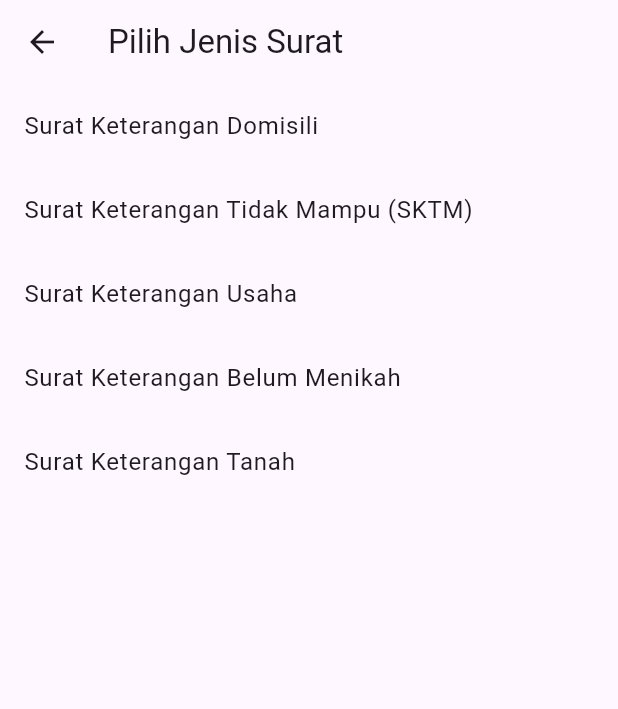
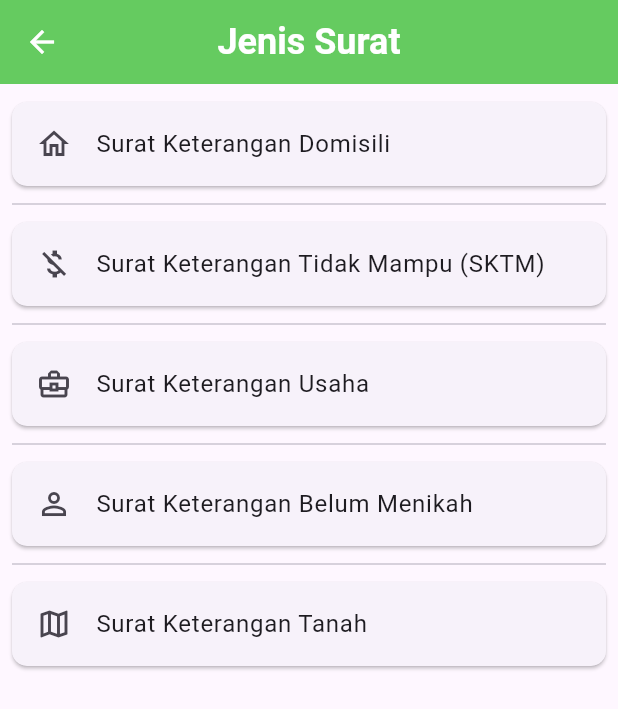
Before and after one commit to alapolaa/sipedes, a Flutter app: the DaftarSurat screen opened directly, on a phone screen of 412 x 824 dp. Shown: the top 709 px of the screen. Run offline on Flutter 3.47's test engine with Material 3 defaults, Android fonts, the phone set to English and light mode, and no system bars; our stand-ins replace carousel_slider, file_picker, flutter_screenutil, flutter_spinkit, font_awesome_flutter, shared_preferences; accounts and stored records are empty.

Commit message:
mengubah tampilan jenis surat

```diff
--- a/lib/layanan/daftar_surat.dart
+++ b/lib/layanan/daftar_surat.dart
@@ -1,4 +1,5 @@
 import 'package:flutter/material.dart';
+import 'package:sipedes/data/theme/theme.dart';
 import 'package:sipedes/layanan/belum_menikah.dart';
 import 'package:sipedes/layanan/domisili.dart';
 import 'package:sipedes/layanan/sktm.dart';
@@ -10,46 +11,108 @@ class DaftarSurat extends StatelessWidget {
   Widget build(BuildContext context) {
     return Scaffold(
       appBar: AppBar(
-        title: Text('Pilih Jenis Surat'),
+        backgroundColor: AppColor.appbar,
+        title: Text(
+          'Jenis Surat',
+          style: AppFont.duaempat.copyWith(color: AppColor.white),
+        ),
+        centerTitle: true,
+        iconTheme: IconThemeData(
+          color: Colors.white,
+        ),
       ),
       body: ListView(
+        padding: EdgeInsets.all(8.0), // Menambahkan padding pada ListView
         children: <Widget>[
-          ListTile(
-            title: Text('Surat Keterangan Domisili'),
+          Card(
+            margin: EdgeInsets.symmetric(vertical: 4.0), // Menambahkan margin pada Card
+            shape: RoundedRectangleBorder(
+              borderRadius: BorderRadius.circular(10.0),
+            ),
+            child: ListTile(
+              leading: Icon(Icons.home_outlined),
+              title: Text(
+                'Surat Keterangan Domisili',
+                style: TextStyle(fontSize: 16.0),
+              ),
               onTap: () {
-
-              Navigator.push(context, MaterialPageRoute(builder: (context)=>Domisili()));
+                Navigator.push(
+                    context, MaterialPageRoute(builder: (context) => Domisili()));
               },
             ),
-          ListTile(
-            title: Text('Surat Keterangan Tidak Mampu (SKTM)'),
+          ),
+          Divider(),
+          Card(
+            margin: EdgeInsets.symmetric(vertical: 4.0),
+            shape: RoundedRectangleBorder(
+              borderRadius: BorderRadius.circular(10.0),
+            ),
+            child: ListTile(
+              leading: Icon(Icons.money_off_outlined),
+              title: Text(
+                'Surat Keterangan Tidak Mampu (SKTM)',
+                style: TextStyle(fontSize: 16.0),
+              ),
               onTap: () {
-              // Navigasi ke halaman tambah SKTM
-              Navigator.push(context, MaterialPageRoute(builder: (context)=>Sktm()));
+                Navigator.push(
+                    context, MaterialPageRoute(builder: (context) => Sktm()));
               },
             ),
-          ListTile(
-            title: Text('Surat Keterangan Usaha'),
+          ),
+          Divider(),
+          Card(
+            margin: EdgeInsets.symmetric(vertical: 4.0),
+            shape: RoundedRectangleBorder(
+              borderRadius: BorderRadius.circular(10.0),
+            ),
+            child: ListTile(
+              leading: Icon(Icons.business_center_outlined),
+              title: Text(
+                'Surat Keterangan Usaha',
+                style: TextStyle(fontSize: 16.0),
+              ),
               onTap: () {
-              // Navigasi ke halaman tambah surat usaha
-              Navigator.push(context, MaterialPageRoute(builder: (context)=>Usaha()));
+                Navigator.push(
+                    context, MaterialPageRoute(builder: (context) => Usaha()));
               },
             ),
-          ListTile(
-            title: Text('Surat Keterangan Belum Menikah'),
+          ),
+          Divider(),
+          Card(
+            margin: EdgeInsets.symmetric(vertical: 4.0),
+            shape: RoundedRectangleBorder(
+              borderRadius: BorderRadius.circular(10.0),
+            ),
+            child: ListTile(
+              leading: Icon(Icons.person_outline),
+              title: Text(
+                'Surat Keterangan Belum Menikah',
+                style: TextStyle(fontSize: 16.0),
+              ),
               onTap: () {
-              // Navigasi ke halaman tambah surat usaha
-              Navigator.push(context, MaterialPageRoute(builder: (context)=>BelumMenikah()));
+                Navigator.push(context,
+                    MaterialPageRoute(builder: (context) => BelumMenikah()));
               },
             ),
-          ListTile(
-            title: Text('Surat Keterangan Tanah'),
+          ),
+          Divider(),
+          Card(
+            margin: EdgeInsets.symmetric(vertical: 4.0),
+            shape: RoundedRectangleBorder(
+              borderRadius: BorderRadius.circular(10.0),
+            ),
+            child: ListTile(
+              leading: Icon(Icons.map_outlined),
+              title: Text(
+                'Surat Keterangan Tanah',
+                style: TextStyle(fontSize: 16.0),
+              ),
               onTap: () {
-              // Navigasi ke halaman tambah surat usaha
-              Navigator.push(context, MaterialPageRoute(builder: (context)=>Tanah()));
+                Navigator.push(
+                    context, MaterialPageRoute(builder: (context) => Tanah()));
               },
             ),
-          // Tambahkan jenis surat lainnya di sini
+          ),
         ],
       ),
     );
--- a/lib/layanan/layanan_publik.dart
+++ b/lib/layanan/layanan_publik.dart
@@ -46,7 +46,6 @@ class _SuratScreenState extends State<SuratScreen> {
       return Colors.green[100]!;
     } else if (status == 'Siap Diambil') {
       return Colors.yellow[100]!;
-
     } else if (status == 'Ditolak') {
       return Colors.red[100]!;
     } else {
```
Lines whose indentation alone changed are shown as unchanged.
